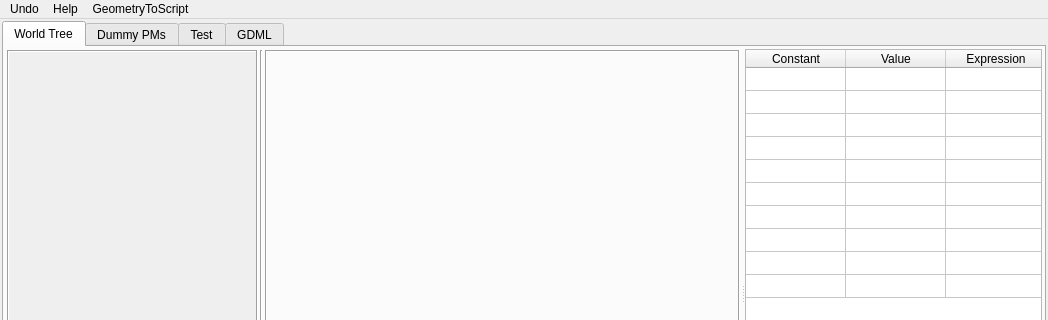
The window that src/gui/detectoraddonswindow.ui (andrmor/ANTS2) describes before a commit, drawn with Qt 5; both pictures show x 0 to 1048 and y 0 to 320 of the 1048 by 543 pixel window.
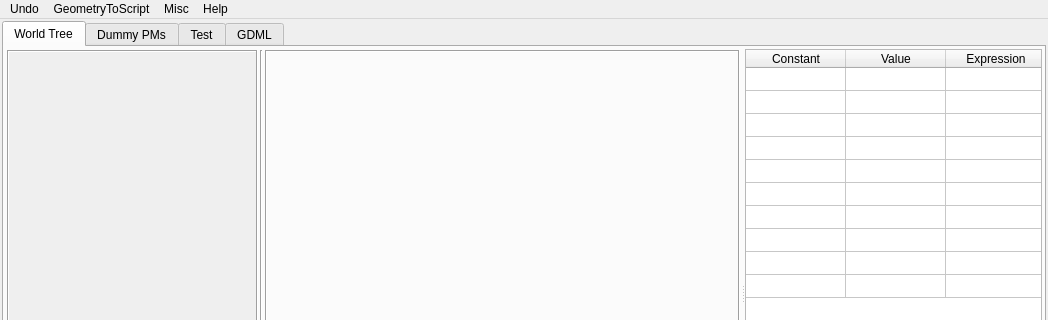
The same window after the commit.

Patch:
```diff
--- a/src/gui/detectoraddonswindow.ui
+++ b/src/gui/detectoraddonswindow.ui
@@ -1421,9 +1421,17 @@
     <addaction name="actionTo_JavaScript"/>
     <addaction name="actionTo_Python"/>
    </widget>
+   <widget class="QMenu" name="menuMisc">
+    <property name="title">
+     <string>Misc</string>
+    </property>
+    <addaction name="actionAdd_top_lightguide"/>
+    <addaction name="actionAdd_bottom_lightguide"/>
+   </widget>
    <addaction name="menuUndo_redo"/>
-   <addaction name="menuHelp"/>
    <addaction name="menuGeometryToScript"/>
+   <addaction name="menuMisc"/>
+   <addaction name="menuHelp"/>
   </widget>
   <action name="actionUndo">
    <property name="text">
```
Left out of the diff: 10 changed lines with no effect on the pictures.
